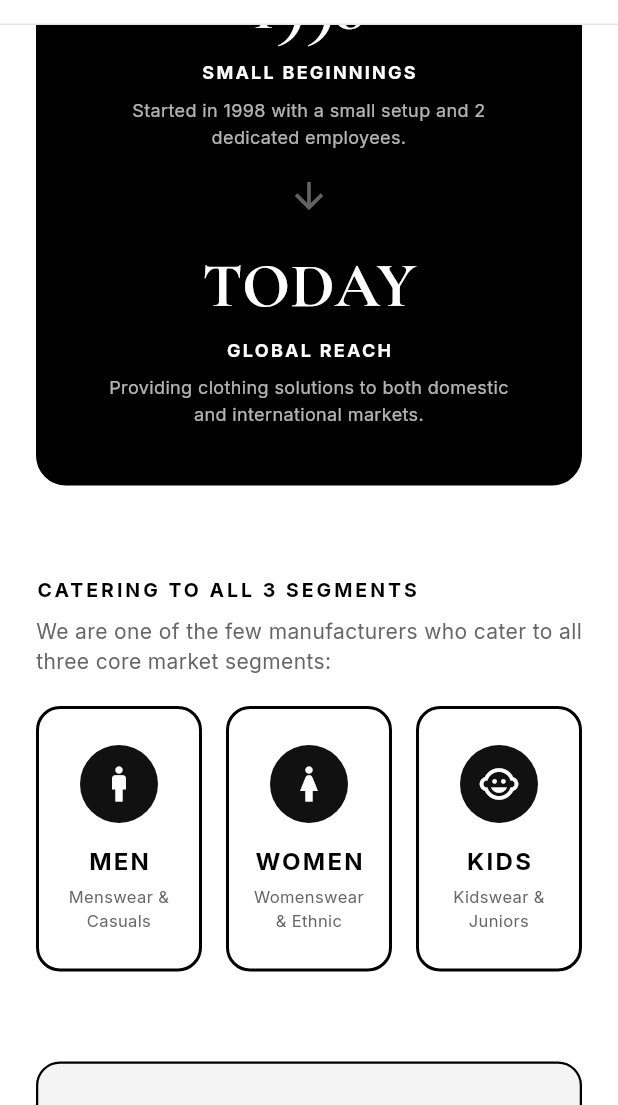
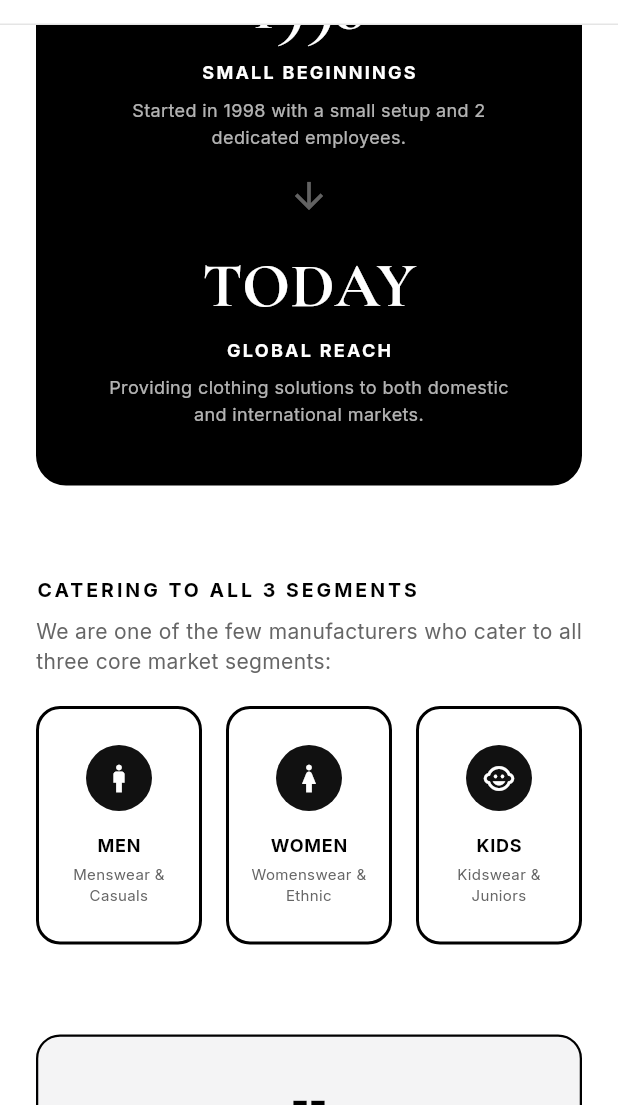
Before and after one commit to Golu203/Hash-Zone, a Flutter app: the AboutScreen screen opened by its route, scrolled down 1152 dp, on a phone screen of 412 x 824 dp, the part 131-1236 px from its top. Run offline on Flutter 3.47's test engine with Material 3 defaults, Android fonts, the phone set to English and light mode, and no system bars; our stand-ins replace cloud_firestore, file_picker, firebase_auth, firebase_core, firebase_storage, flutter_animate and 7 more; missing offline and left inert: dart:html, dart:ui_web; accounts and stored records are empty; network calls fail.

Commit message:
style: optimize segment cards and table scroll buttons layout on mobile

```diff
--- a/lib/screens/about_screen.dart
+++ b/lib/screens/about_screen.dart
@@ -17,6 +17,7 @@ class AboutScreen extends StatelessWidget {
   Widget build(BuildContext context) {
     final screenSize = MediaQuery.of(context).size;
     final isDesktop = screenSize.width >= 900;
+    final isMobile = screenSize.width < 600;
 
     WidgetsBinding.instance.addPostFrameCallback((_) {
       SeoHelper.updateMetadata(
@@ -252,6 +253,7 @@ class AboutScreen extends StatelessWidget {
                             title: 'MEN',
                             icon: Icons.man_outlined,
                             subtitle: 'Menswear & Casuals',
+                            isMobile: isMobile,
                           ),
                         ),
                         const SizedBox(width: 16),
@@ -260,6 +262,7 @@ class AboutScreen extends StatelessWidget {
                             title: 'WOMEN',
                             icon: Icons.woman_outlined,
                             subtitle: 'Womenswear & Ethnic',
+                            isMobile: isMobile,
                           ),
                         ),
                         const SizedBox(width: 16),
@@ -268,6 +271,7 @@ class AboutScreen extends StatelessWidget {
                             title: 'KIDS',
                             icon: Icons.child_care_outlined,
                             subtitle: 'Kidswear & Juniors',
+                            isMobile: isMobile,
                           ),
                         ),
                       ],
@@ -473,9 +477,10 @@ class AboutScreen extends StatelessWidget {
     required String title,
     required IconData icon,
     required String subtitle,
+    required bool isMobile,
   }) {
     return Container(
-      padding: const EdgeInsets.symmetric(vertical: 24, horizontal: 16),
+      padding: EdgeInsets.symmetric(vertical: 24, horizontal: isMobile ? 6 : 16),
       decoration: BoxDecoration(
         color: Colors.white,
         borderRadius: BorderRadius.circular(16),
@@ -484,17 +489,17 @@ class AboutScreen extends StatelessWidget {
       child: Column(
         children: [
           CircleAvatar(
-            radius: 26,
+            radius: isMobile ? 22 : 26,
             backgroundColor: const Color(0xFF111111),
-            child: Icon(icon, color: Colors.white, size: 28),
+            child: Icon(icon, color: Colors.white, size: isMobile ? 22 : 28),
           ),
           const SizedBox(height: 14),
           Text(
             title,
             style: GoogleFonts.inter(
-              fontSize: 16,
+              fontSize: isMobile ? 12 : 16,
               fontWeight: FontWeight.bold,
-              letterSpacing: 1.5,
+              letterSpacing: isMobile ? 0.5 : 1.5,
               color: Colors.black,
             ),
           ),
@@ -502,7 +507,7 @@ class AboutScreen extends StatelessWidget {
           Text(
             subtitle,
             textAlign: TextAlign.center,
-            style: GoogleFonts.inter(fontSize: 11, color: const Color(0xFF666666)),
+            style: GoogleFonts.inter(fontSize: isMobile ? 10 : 11, color: const Color(0xFF666666)),
           ),
         ],
       ),
```
Also changed, not shown: lib/widgets/size_price_table.dart (+22 -11 lines).
